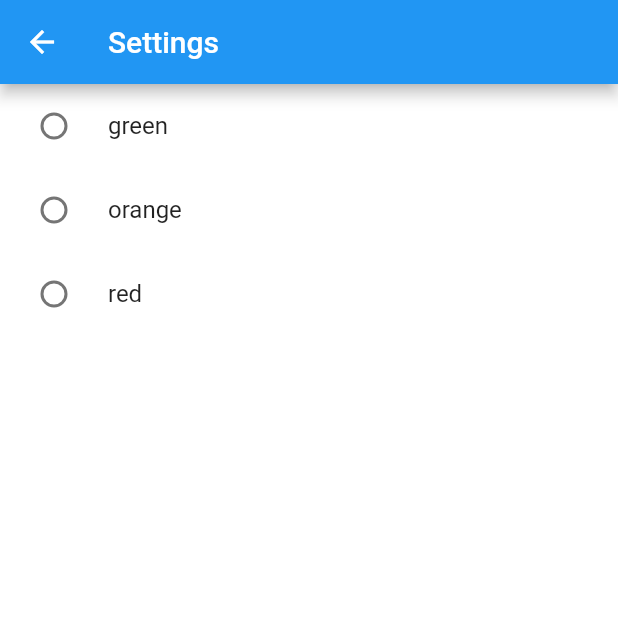
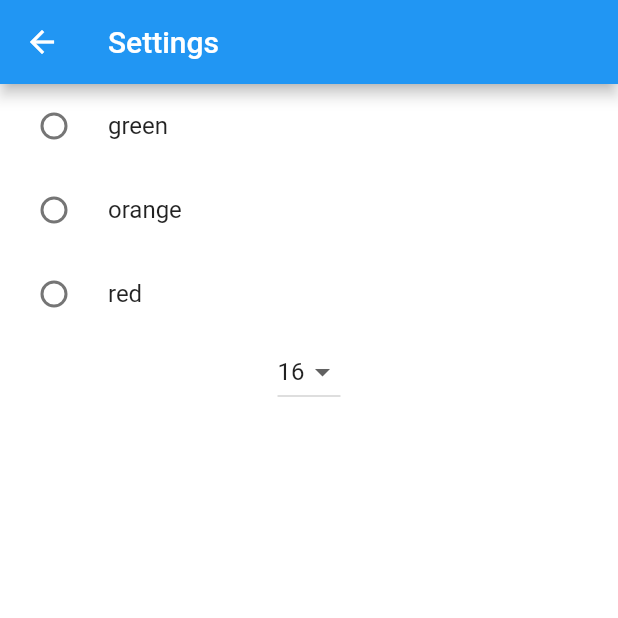
Before and after one commit to zeyadAhmedKaluoby/Flutter_Course, a Flutter app: the screen it shows after launch, after a tap on the "settings" icon, on a phone screen of 412 x 824 dp, the top half of it. Run offline on Flutter 3.47's test engine with Material 2 defaults, Android fonts, the phone set to English and light mode, and no system bars; our stand-ins replace animated_text_kit, audioplayers, cloud_firestore, convex_bottom_bar, curved_navigation_bar, firebase_auth and 7 more; missing offline and left inert: floating_navbar, spincircle_bottom_bar; accounts and stored records are empty.

Commit message:
sharedPreferences challenge Code2Start

```diff
--- a/sharedpreferences/lib/main.dart
+++ b/sharedpreferences/lib/main.dart
@@ -1,4 +1,5 @@
 import 'package:flutter/material.dart';
+import 'package:shared_preferences/shared_preferences.dart';
 import 'package:sharedpreferences/settings.dart';
 
 void main() {
@@ -23,9 +24,24 @@ class MyHomePage extends StatefulWidget {
 }
 
 class _MyHomePageState extends State<MyHomePage> {
+SharedPreferences ? preferences;
+int size= 16;
+
+void sharedPref()
+async {  preferences = await SharedPreferences.getInstance();
+         setState(() {
+           size=preferences!.getInt('size')!;
+         });
+
+}
+@override
+  void initState() {
+    // TODO: implement initState
+  }
 
   @override
   Widget build(BuildContext context) {
+    sharedPref();
 
     return Scaffold(
 appBar: AppBar(title: Text('shared preferences'),actions: [
@@ -34,8 +50,9 @@ appBar: AppBar(title: Text('shared preferences'),actions: [
   }, icon: Icon(Icons.settings))
 ],),
       body: Center(
-
+       child: Text('hello to shared preferences',style: TextStyle(fontSize:size.toDouble(),)
       ), // This trailing comma makes auto-formatting nicer for build methods.
+    )
     );
   }
 }
--- a/sharedpreferences/lib/settings.dart
+++ b/sharedpreferences/lib/settings.dart
@@ -10,17 +10,26 @@ class SettingsScreen extends StatefulWidget {
 
 class _SettingsScreenState extends State<SettingsScreen> {
   int? color = Colors.white.value;
+  int ?size = 16;
   SharedPreferences ?preferences;
   void saveData (int c) async
   {
+
     preferences = await SharedPreferences.getInstance() ;
     preferences!. setInt('color', c);
+  }
+  void saveSize (int s)
+  async {
+    preferences = await SharedPreferences.getInstance() ;
+    preferences!. setInt('size', s);
   }
   void getData()async
   {
     preferences = await SharedPreferences.getInstance() ;
     setState(() {
       color =  preferences!. getInt('color')?? Colors.white.value;
+      size =  preferences!. getInt('size')?? size;
+
     });
 
   }
@@ -70,8 +79,26 @@ class _SettingsScreenState extends State<SettingsScreen> {
                 });
                 saveData(color!);
 
-              })
+              }),
+          DropdownButton(value: size,onChanged: (int ?val){
+            setState(() {
+              size=val;
+            });
+            saveSize(size!);
+          },items: [
+            DropdownMenuItem(child: Text('16'),value: 16,onTap: (){},),
+
+            DropdownMenuItem(child: Text('20'),value: 20,onTap: (){
+
+            },),
+            DropdownMenuItem(child: Text('40'),value: 50,onTap: (){},),
+            DropdownMenuItem(child: Text('60'),value: 60,onTap: (){},),
+
+
+
+          ])
         ],
+
       ),
     );
   }
```
